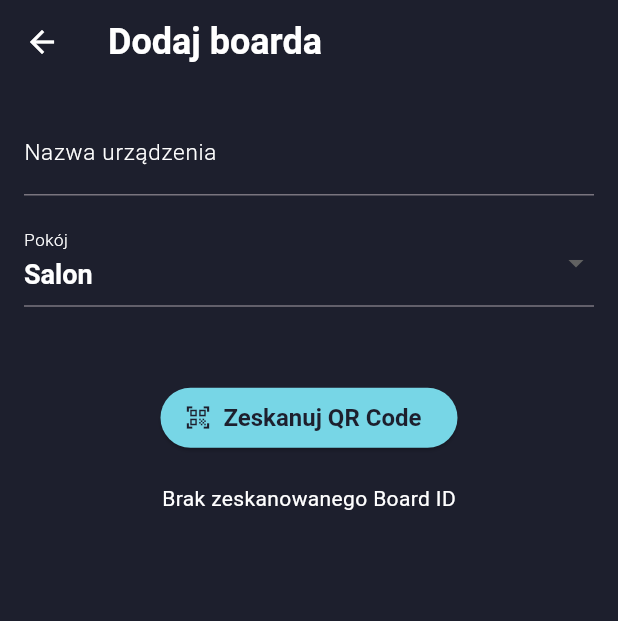
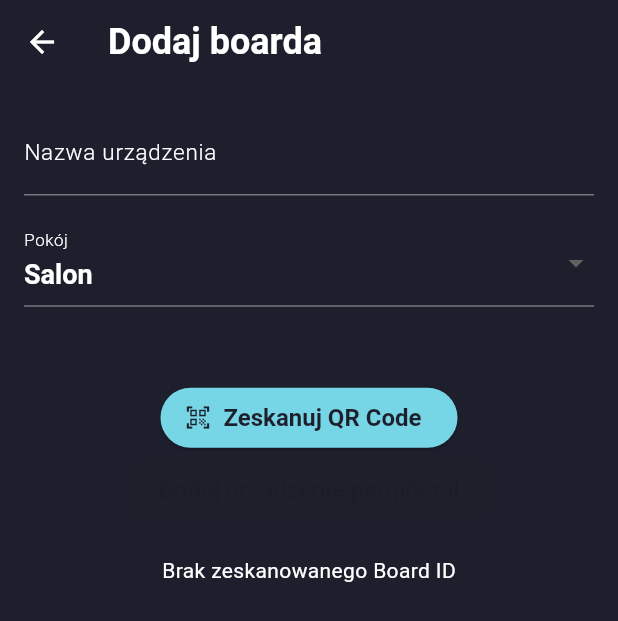
Before and after one commit to Arkadiusz4/smart-lighting-system, a Flutter app: the AddBoardScreen screen opened directly, on a phone screen of 412 x 824 dp. Shown: the top 621 px of the screen. Run offline on Flutter 3.47's test engine with Material 3 defaults, Android fonts, the phone set to English and light mode, and no system bars; our stand-ins replace bloc, cloud_firestore, equatable, firebase_auth, firebase_core, flutter_bloc and 1 more; missing offline and left inert: qr_code_scanner, wifi_iot, wifi_scan; accounts and stored records are empty.

Commit message:
Works better

```diff
--- a/mobile-app/lib/screens/device_screens/boards/add_board_screen.dart
+++ b/mobile-app/lib/screens/device_screens/boards/add_board_screen.dart
@@ -22,6 +22,18 @@ class _AddBoardScreenState extends State<AddBoardScreen> {
   String? _scannedBoardId;
   late String  clientId;
   String? mqttPassword;
+  bool isButtonEnabled = false;
+
+
+  Future<void> checkCentralDeviceStatus() async {
+    final userId = FirebaseAuth.instance.currentUser?.uid ?? '';
+    if (userId.isNotEmpty) {
+      final result = await isCentralDeviceAdded(userId);
+      setState(() {
+        isButtonEnabled = result; // Enable the button if the function returns true
+      });
+    }
+  }
 
   final List<String> _rooms = [
     'Salon',
@@ -36,6 +48,7 @@ class _AddBoardScreenState extends State<AddBoardScreen> {
   @override
   void initState() {
     super.initState();
+    checkCentralDeviceStatus();
     _selectedRoom = _rooms.first;
     _scannedBoardId = '';
   }
@@ -225,20 +238,8 @@ class _AddBoardScreenState extends State<AddBoardScreen> {
                 ),
               ),
             ),
-            FutureBuilder<bool>(
-              future: isCentralDeviceAdded(userId),
-              builder: (context, snapshot) {
-                if (snapshot.connectionState == ConnectionState.waiting) {
-                  return const CircularProgressIndicator();
-                } else if (snapshot.hasError) {
-                  return Text(
-                    'Błąd: ${snapshot.error}',
-                    style: const TextStyle(color: Colors.red),
-                  );
-                } else if (snapshot.hasData && snapshot.data == true) {
-                  return ElevatedButton.icon(
-                    onPressed: _addPeripheral,
-                    icon: const Icon(Icons.add),
+            ElevatedButton.icon(
+              onPressed: isButtonEnabled ? _addPeripheral : null,
               label: const Text(
                 'Dodaj urządzenie peripheral',
                 style: TextStyle(
@@ -246,11 +247,6 @@ class _AddBoardScreenState extends State<AddBoardScreen> {
                   fontWeight: FontWeight.w600,
                 ),
               ),
-                  );
-                } else {
-                  return const SizedBox.shrink();
-                }
-              },
             ),
             const SizedBox(height: 20.0),
             Text(
```
Lines whose indentation alone changed are shown as unchanged.
